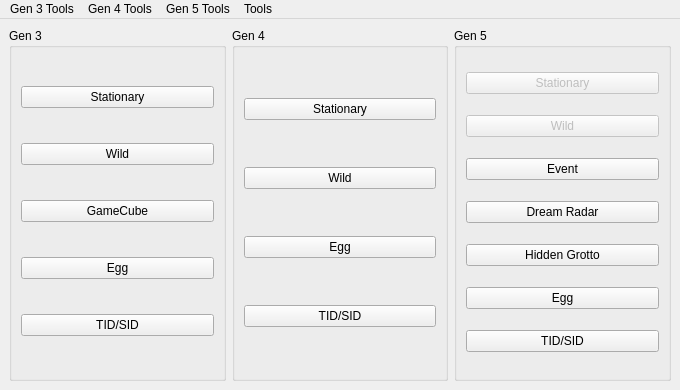
This is Source/Forms/MainWindow.ui in Admiral-Fish/PokeFinder as Qt 5 draws it before an edit. The edited form follows.
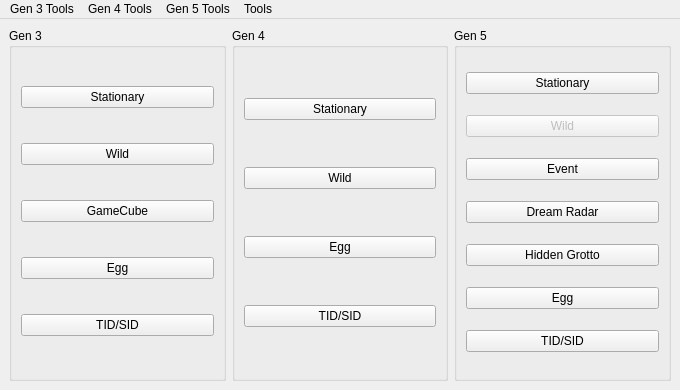
This is the edited form. Icons and pictures are not drawn.

The edit to the form file:
```diff
--- a/Source/Forms/MainWindow.ui
+++ b/Source/Forms/MainWindow.ui
@@ -112,7 +112,7 @@
        <item row="0" column="0">
         <widget class="QPushButton" name="pushButtonStationary5">
          <property name="enabled">
-          <bool>false</bool>
+          <bool>true</bool>
          </property>
          <property name="text">
           <string>Stationary</string>
```
